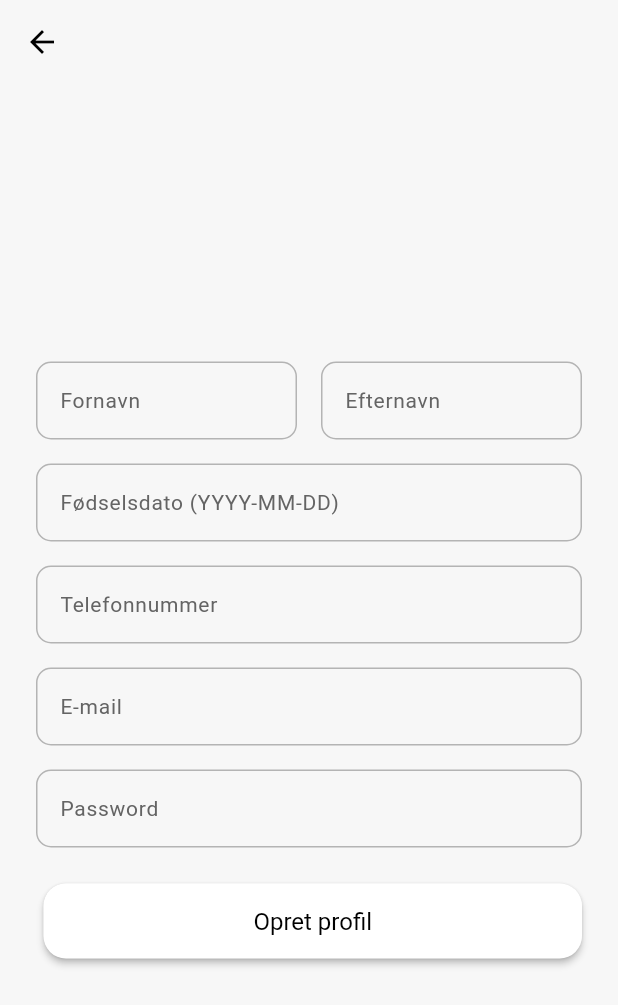
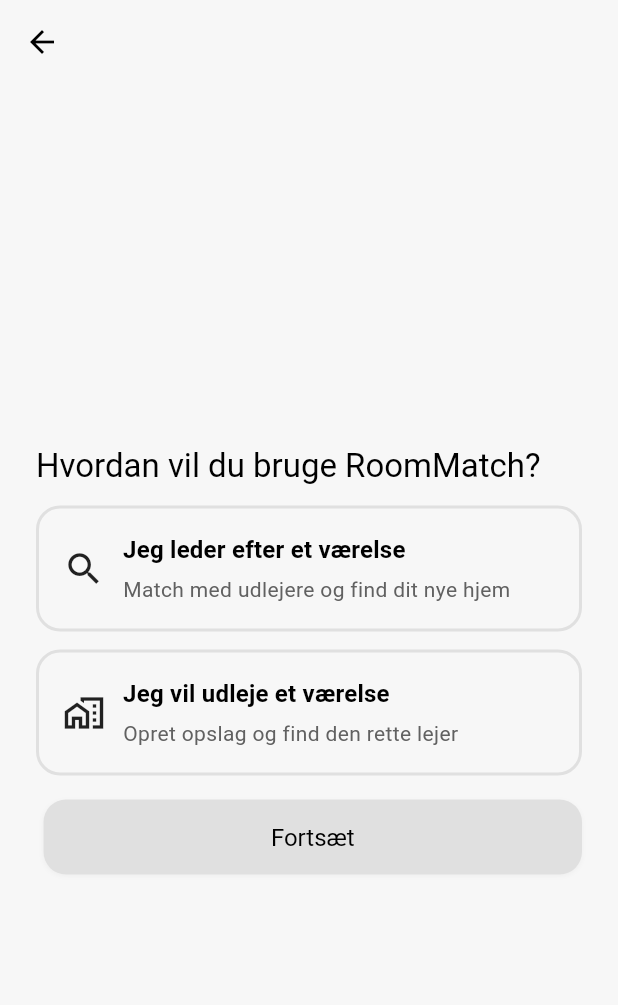
Before and after one commit to AndreasBardram/RoomFinder, a Flutter app: the CreateAccountScreen screen opened directly, on a phone screen of 412 x 824 dp. Shown: the top 1005 px of the screen. Run offline on Flutter 3.47's test engine with Material 3 defaults, Android fonts, the phone set to English and light mode, and no system bars; our stand-ins replace cached_network_image, cloud_firestore, firebase_auth, firebase_core, firebase_storage, fluentui_system_icons and 6 more; missing offline and left inert: flutter_firebase_chat_core; accounts and stored records are empty.

Commit message:
rent or rent out update

```diff
--- a/room_finder/lib/screens/opret_profil_screen.dart
+++ b/room_finder/lib/screens/opret_profil_screen.dart
@@ -20,6 +20,9 @@ class _CreateAccountScreenState extends State<CreateAccountScreen> {
   final _emailController = TextEditingController();
   final _passwordController = TextEditingController();
 
+  String? _role;
+  bool _showForm = false;
+
   Future<void> _createAccount() async {
     final firstName = _firstNameController.text.trim();
     final lastName = _lastNameController.text.trim();
@@ -27,6 +30,10 @@ class _CreateAccountScreenState extends State<CreateAccountScreen> {
     final phone = _phoneController.text.trim();
     final email = _emailController.text.trim();
     final password = _passwordController.text.trim();
+    if (_role == null) {
+      _showMessage('Vælg profiltype.');
+      return;
+    }
     if ([firstName, lastName, birthDate, phone, email, password].any((e) => e.isEmpty)) {
       _showMessage('Udfyld alle felter.');
       return;
@@ -43,6 +50,7 @@ class _CreateAccountScreenState extends State<CreateAccountScreen> {
             'phone': phone,
             'birthDate': birthDate,
             'email': email,
+            'role': _role,
           },
         ),
       );
@@ -70,27 +78,107 @@ class _CreateAccountScreenState extends State<CreateAccountScreen> {
     super.dispose();
   }
 
-  @override
-  Widget build(BuildContext context) {
-    return Scaffold(
-      backgroundColor: Theme.of(context).primaryColor,
-      appBar: AppBar(
-        backgroundColor: Theme.of(context).primaryColor,
-        elevation: 0,
-        leading: IconButton(
-          icon: const Icon(Icons.arrow_back),
-          onPressed: () => Navigator.pop(context),
+  Widget _optionTile({
+    required String value,
+    required String title,
+    required String subtitle,
+    required IconData icon,
+  }) {
+    final selected = _role == value;
+    return InkWell(
+      onTap: () => setState(() => _role = value),
+      borderRadius: BorderRadius.circular(16),
+      child: Container(
+        padding: const EdgeInsets.all(16),
+        decoration: BoxDecoration(
+          color: Theme.of(context).scaffoldBackgroundColor,
+          borderRadius: BorderRadius.circular(16),
+          border: Border.all(
+            width: 2,
+            color: selected ? Colors.black : Colors.grey.shade300,
           ),
         ),
-      body: SafeArea(
-        child: GestureDetector(
-          onTap: () => FocusScope.of(context).unfocus(),
-          child: Center(
-            child: SingleChildScrollView(
-              padding: const EdgeInsets.symmetric(horizontal: 24),
+        child: Row(
+          children: [
+            Icon(icon, size: 28),
+            const SizedBox(width: 12),
+            Expanded(
               child: Column(
-                mainAxisAlignment: MainAxisAlignment.center,
+                crossAxisAlignment: CrossAxisAlignment.start,
                 children: [
+                  Text(title, style: Theme.of(context).textTheme.titleMedium?.copyWith(fontWeight: FontWeight.w600)),
+                  const SizedBox(height: 4),
+                  Text(subtitle, style: Theme.of(context).textTheme.bodyMedium?.copyWith(color: Colors.grey[700])),
+                ],
+              ),
+            ),
+            if (selected) const Icon(Icons.check_circle, size: 24),
+          ],
+        ),
+      ),
+    );
+  }
+
+  Widget _rolePicker() {
+    return Column(
+      crossAxisAlignment: CrossAxisAlignment.start,
+      children: [
+        Text('Hvordan vil du bruge RoomMatch?', style: Theme.of(context).textTheme.titleLarge),
+        const SizedBox(height: 12),
+        _optionTile(
+          value: 'seeker',
+          title: 'Jeg leder efter et værelse',
+          subtitle: 'Match med udlejere og find dit nye hjem',
+          icon: Icons.search,
+        ),
+        const SizedBox(height: 12),
+        _optionTile(
+          value: 'landlord',
+          title: 'Jeg vil udleje et værelse',
+          subtitle: 'Opret opslag og find den rette lejer',
+          icon: Icons.home_work_outlined,
+        ),
+        const SizedBox(height: 16),
+        SizedBox(
+          width: double.infinity,
+          child: CustomButtonContainer(
+            child: ElevatedButton(
+              style: customElevatedButtonStyle(),
+              onPressed: _role == null ? null : () => setState(() => _showForm = true),
+              child: Text(
+                'Fortsæt',
+                style: Theme.of(context).textTheme.headlineSmall?.copyWith(fontSize: 16),
+              ),
+            ),
+          ),
+        ),
+      ],
+    );
+  }
+
+  Widget _form() {
+    final roleLabel = _role == 'seeker' ? 'Profiltype: Finder værelse' : 'Profiltype: Udlejer værelse';
+    return Column(
+      children: [
+        Row(
+          children: [
+            Container(
+              padding: const EdgeInsets.symmetric(horizontal: 12, vertical: 8),
+              decoration: BoxDecoration(
+                borderRadius: BorderRadius.circular(999),
+                border: Border.all(color: Colors.black, width: 1.2),
+              ),
+              child: Text(roleLabel, style: Theme.of(context).textTheme.bodyMedium),
+            ),
+            const SizedBox(width: 12),
+            TextButton(
+              style: TextButton.styleFrom(foregroundColor: Colors.black),
+              onPressed: () => setState(() => _showForm = false),
+              child: const Text('Skift'),
+            ),
+          ],
+        ),
+        const SizedBox(height: 16),
         Row(
           children: [
             Expanded(
@@ -152,6 +240,38 @@ class _CreateAccountScreenState extends State<CreateAccountScreen> {
           ),
         ),
       ],
+    );
+  }
+
+  @override
+  Widget build(BuildContext context) {
+    return Scaffold(
+      backgroundColor: Theme.of(context).primaryColor,
+      appBar: AppBar(
+        backgroundColor: Theme.of(context).primaryColor,
+        elevation: 0,
+        leading: IconButton(
+          icon: const Icon(Icons.arrow_back),
+          onPressed: () => Navigator.pop(context),
+        ),
+      ),
+      body: SafeArea(
+        child: GestureDetector(
+          onTap: () => FocusScope.of(context).unfocus(),
+          child: Center(
+            child: SingleChildScrollView(
+              padding: const EdgeInsets.symmetric(horizontal: 24),
+              child: AnimatedSwitcher(
+                duration: const Duration(milliseconds: 200),
+                transitionBuilder: (c, a) => FadeTransition(opacity: a, child: c),
+                child: Column(
+                  key: ValueKey(_showForm),
+                  crossAxisAlignment: CrossAxisAlignment.stretch,
+                  children: [
+                    if (!_showForm) _rolePicker(),
+                    if (_showForm) _form(),
+                  ],
+                ),
               ),
             ),
           ),
```
Lines whose indentation alone changed are shown as unchanged.
